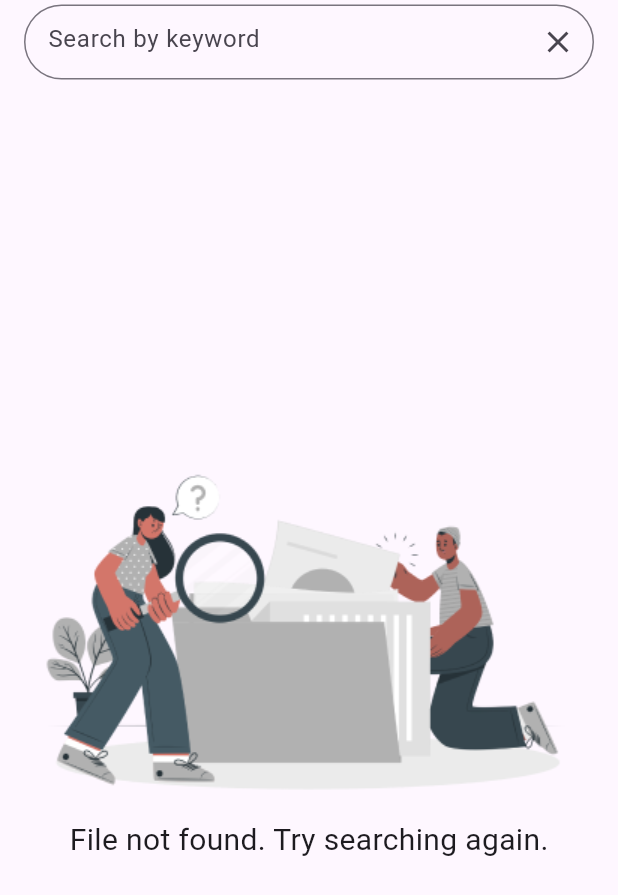
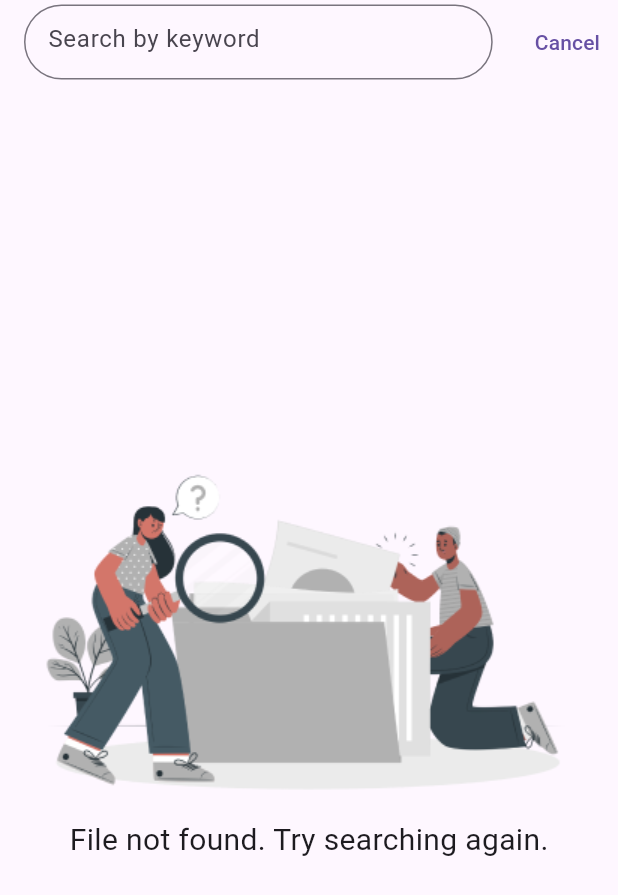
Before and after one commit to botirnabiev23/note-app, a Flutter app: the EditNotePage screen opened by its route, after a tap on the "arrow back ios new" icon, after a tap on the "search" icon, on a phone screen of 412 x 824 dp. Shown: the top 895 px of the screen. Run offline on Flutter 3.47's test engine with Material 3 defaults, Android fonts, the phone set to English and light mode, and no system bars; our stand-ins replace bloc, equatable, flutter_bloc, go_router.

Commit message:
add search page and bug fix

```diff
--- a/lib/main.dart
+++ b/lib/main.dart
@@ -45,10 +45,15 @@ class MyApp extends StatelessWidget {
       GoRoute(
         path: '/editNotePage',
         builder: (context, state) {
-          final extra = state.extra as Map<String, String>? ?? {};
+          final extra = state.extra as Map<String, dynamic>? ?? {};
           final String title = extra['title'] ?? '';
           final String subtitle = extra['subtitle'] ?? '';
-          return EditNotePage(initialTitle: title, initialSubtitle: subtitle);
+          final Color color = extra['color'] ?? Colors.grey;
+          return EditNotePage(
+            initialTitle: title,
+            initialSubtitle: subtitle,
+            color: color,
+          );
         },
       ),
     ],
--- a/lib/pages/edit_page.dart
+++ b/lib/pages/edit_page.dart
@@ -67,67 +67,14 @@ class _EditNotePageState extends State<EditNotePage> {
           ),
         ),
         actions: [
-          if (!isEditing)
+          if (isEditing)
             Row(
               children: [
                 InkWell(
                   onTap: () {
-                    setState(() {
-                      isEditing = true;
-                    });
-                  },
-                  child: Ink(
-                    child: Container(
-                      width: 50,
-                      height: 50,
-                      decoration: BoxDecoration(
-                        borderRadius: BorderRadius.all(
-                          Radius.circular(16),
-                        ),
-                        color: Color(0xff3B3B3B),
-                      ),
-                      child: Icon(
-                        Icons.edit,
-                        color: Colors.white,
-                      ),
-                    ),
-                  ),
-                ),
-                const SizedBox(width: 10),
-              ],
-            )
-          else
-            Row(
-              children: [
-                InkWell(
-                  onTap: () {
-                    setState(() {
-                      isEditing = false;
-                    });
-                    context.go('/');
-                  },
-                  child: Ink(
-                    child: Container(
-                      width: 50,
-                      height: 50,
-                      decoration: BoxDecoration(
-                        borderRadius: BorderRadius.all(
-                          Radius.circular(16),
-                        ),
-                        color: Color(0xff3B3B3B),
-                      ),
-                      child: Icon(
-                        Icons.remove_red_eye_outlined,
-                        color: Colors.white,
-                      ),
-                    ),
-                  ),
-                ),
-                const SizedBox(width: 10),
-                InkWell(
-                  onTap: () {
                     final updatedTitle = titleController.text.trim();
                     final updatedSubtitle = subtitleController.text.trim();
+                    FocusScope.of(context).unfocus();
                     if (updatedTitle.isNotEmpty || updatedSubtitle.isNotEmpty) {
                       context.read<NoteBloc>().add(
                             NoteUpdatedEvent(
@@ -137,7 +84,9 @@ class _EditNotePageState extends State<EditNotePage> {
                               selectedColor,
                             ),
                           );
-                      context.go('/');
+                      setState(() {
+                        isEditing = false;
+                      });
                     }
                   },
                   child: Ink(
@@ -167,6 +116,11 @@ class _EditNotePageState extends State<EditNotePage> {
         child: Column(
           children: [
             TextField(
+              onTap: () {
+                setState(() {
+                  isEditing = true;
+                });
+              },
               controller: titleController,
               keyboardType: TextInputType.multiline,
               maxLines: null,
@@ -187,6 +141,11 @@ class _EditNotePageState extends State<EditNotePage> {
             const SizedBox(height: 8),
             Expanded(
               child: TextField(
+                onTap: () {
+                  setState(() {
+                    isEditing = true;
+                  });
+                },
                 controller: subtitleController,
                 style: const TextStyle(
                   fontSize: 18,
@@ -204,6 +163,11 @@ class _EditNotePageState extends State<EditNotePage> {
                 ),
               ),
             ),
+            if (isEditing)
+              Column(
+                children: [
+                  const Text('Select Color:', style: TextStyle(fontSize: 18)),
+                  const SizedBox(height: 8),
                   Wrap(
                     spacing: 10,
                     children: [
@@ -212,6 +176,8 @@ class _EditNotePageState extends State<EditNotePage> {
                       _buildColorOption(Colors.blue),
                       _buildColorOption(Colors.orange),
                       _buildColorOption(Colors.purple),
+                    ],
+                  ),
                 ],
               ),
           ],
--- a/lib/pages/home_page.dart
+++ b/lib/pages/home_page.dart
@@ -144,7 +144,11 @@ class NoteItem extends StatelessWidget {
       onTap: () {
         context.go(
           '/editNotePage',
-          extra: {'title': note.title, 'subtitle': note.subtitle},
+          extra: {
+            'title': note.title,
+            'subtitle': note.subtitle,
+            'color': note.color,
+          },
         );
       },
       child: Ink(
--- a/lib/pages/search_page.dart
+++ b/lib/pages/search_page.dart
@@ -1,8 +1,25 @@
 import 'package:flutter/material.dart';
+import 'package:flutter_bloc/flutter_bloc.dart';
 import 'package:go_router/go_router.dart';
+import 'package:note_app/bloc/note_bloc.dart';
 
-class SearchPage extends StatelessWidget {
+class SearchPage extends StatefulWidget {
   const SearchPage({super.key});
+
+  @override
+  State<SearchPage> createState() => _SearchPageState();
+}
+
+class _SearchPageState extends State<SearchPage> {
+  final TextEditingController controller = TextEditingController();
+  String searchQuery = '';
+  bool isTyping = false;
+
+  @override
+  void dispose() {
+    controller.dispose();
+    super.dispose();
+  }
 
   @override
   Widget build(BuildContext context) {
@@ -11,6 +28,12 @@ class SearchPage extends StatelessWidget {
         title: SizedBox(
           height: 50,
           child: TextField(
+            onTap: () {
+              setState(() {
+                isTyping = true;
+              });
+            },
+            controller: controller,
             decoration: InputDecoration(
               hintText: 'Search by keyword',
               border: OutlineInputBorder(
@@ -18,17 +41,88 @@ class SearchPage extends StatelessWidget {
                   Radius.circular(38),
                 ),
               ),
-              suffixIcon: IconButton(
+              suffixIcon: isTyping
+                  ? IconButton(
+                      onPressed: () {
+                        setState(() {
+                          isTyping = false;
+                          controller.clear();
+                          searchQuery = '';
+                        });
+                      },
+                      icon: Icon(Icons.close),
+                    )
+                  : null,
+            ),
+            onChanged: (query) {
+              setState(() {
+                searchQuery = query.toLowerCase();
+              });
+            },
+          ),
+        ),
+        actions: [
+          TextButton(
             onPressed: () {
               context.go('/');
             },
-                icon: Icon(Icons.close),
+            child: Text('Cancel'),
+          ),
+        ],
+      ),
+      body: BlocBuilder<NoteBloc, NoteState>(
+        builder: (context, state) {
+          if (state is NoteListUpdated) {
+            final filteredNotes = state.notes
+                .where((note) =>
+                    note.title.toLowerCase().contains(searchQuery) ||
+                    note.subtitle.toLowerCase().contains(searchQuery))
+                .toList();
+
+            if (filteredNotes.isEmpty) {
+              return _buildEmptySearchResult();
+            }
+
+            return ListView.builder(
+              itemCount: filteredNotes.length,
+              itemBuilder: (context, index) {
+                final note = filteredNotes[index];
+                return InkWell(
+                  onTap: () {
+                    context.go(
+                      '/editNotePage',
+                      extra: {
+                        'title': note.title,
+                        'subtitle': note.subtitle,
+                        'color': note.color,
+                      },
+                    );
+                  },
+                  child: Ink(
+                    child: Container(
+                      margin: const EdgeInsets.symmetric(
+                          horizontal: 12, vertical: 6),
+                      padding: const EdgeInsets.symmetric(
+                          horizontal: 30, vertical: 12),
+                      width: double.infinity,
+                      decoration: BoxDecoration(
+                        borderRadius: const BorderRadius.all(
+                          Radius.circular(12),
+                        ),
+                        color: note.color,
+                      ),
+                      child: Text(
+                        note.title,
+                        style:
+                            const TextStyle(color: Colors.black, fontSize: 24),
                       ),
                     ),
                   ),
-        ),
-      ),
-      body: Column(
+                );
+              },
+            );
+          } else {
+            return Column(
               mainAxisAlignment: MainAxisAlignment.center,
               children: [
                 Center(
@@ -45,6 +139,27 @@ class SearchPage extends StatelessWidget {
                   style: TextStyle(fontSize: 20),
                 ),
               ],
+            );
+          }
+        },
+      ),
+    );
+  }
+
+  Widget _buildEmptySearchResult() {
+    return Center(
+      child: Column(
+        mainAxisAlignment: MainAxisAlignment.center,
+        children: [
+          const Image(
+            image: AssetImage('assets/images/search_page.png'),
+          ),
+          const SizedBox(height: 16),
+          const Text(
+            'File not found. Try searching again.',
+            style: TextStyle(fontSize: 20),
+          ),
+        ],
       ),
     );
   }
```
Also changed, not shown: lib/pages/add_note_page.dart (+26 -22 lines). Lines whose indentation alone changed are shown as unchanged.
